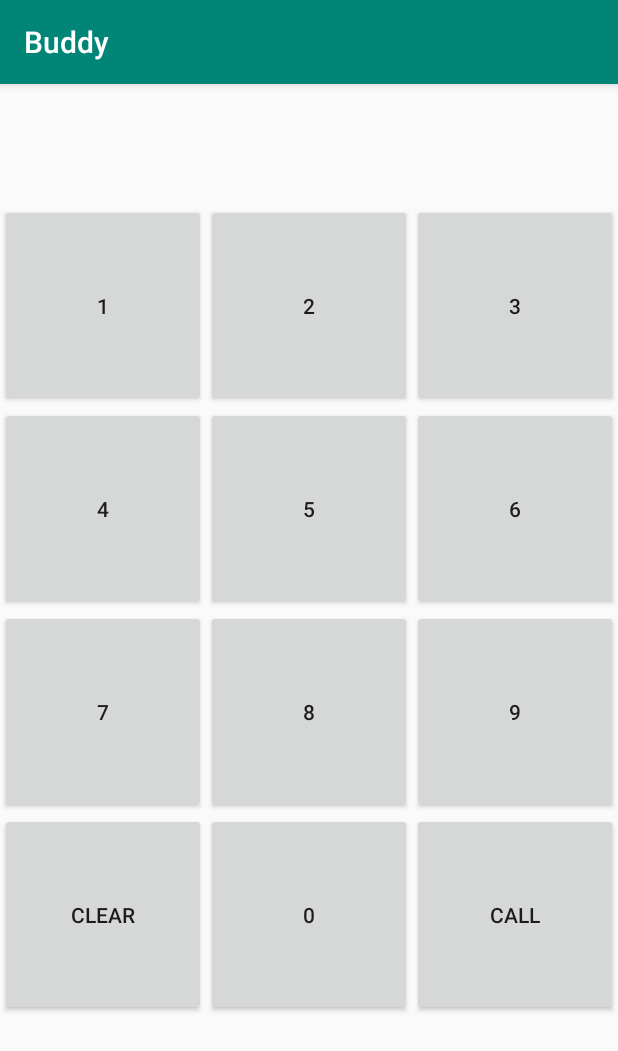
After one commit to baanh/Buddy, an Android app: the Dialer screen opened directly, with no data from a screen before it, on a phone screen of 412 x 824 dp. The commit adds this screen. Shown: the top 1051 px of the screen. Run offline under Robolectric (Android 15) with nearby library versions, the phone set to English and light mode, and no system bars.

Commit message:
Get contact list & Build-in dialer (#7)
* Build up get contact function and layout.
Build up simple dialer function and layout.

* Adjust according to comment.

* Adding people page, and people button on add new task

* Drafting view by day page

```diff
--- a/app/build.gradle
+++ b/app/build.gradle
@@ -39,4 +39,7 @@ dependencies {
     // Lifecycle components
     implementation "android.arch.lifecycle:extensions:$rootProject.archLifecycleVersion"
     annotationProcessor "android.arch.lifecycle:compiler:$rootProject.archLifecycleVersion"
+    implementation 'com.android.support:design:28.0.0'
+    implementation 'com.android.support:cardview-v7:28.0.0'
+    implementation 'com.android.support:support-v4:28.0.0'
 }
--- /dev/null
+++ b/app/src/main/java/com/buddy/util/Dialer.java
@@ -0,0 +1,174 @@
+package com.buddy.util;
+
+import android.Manifest;
+import android.content.Intent;
+import android.content.pm.PackageManager;
+import android.net.Uri;
+import android.os.Bundle;
+import android.support.v4.app.ActivityCompat;
+import android.support.v4.content.ContextCompat;
+import android.support.v7.app.AppCompatActivity;
+import android.view.View;
+import android.widget.Button;
+import android.widget.TextView;
+import android.widget.Toast;
+
+import com.buddy.main.R;
+
+public class Dialer extends AppCompatActivity {
+
+    private static final int PERMISSION_REQUEST = 1;
+
+    TextView tv_number;
+
+    Button button_dial_1, button_dial_2, button_dial_3, button_dial_4, button_dial_5, button_dial_6, button_dial_7, button_dial_8, button_dial_9, button_dial_0, button_dial_clear, button_dial_call;
+
+    String number = "";
+
+    @Override
+    protected void onCreate(Bundle savedInstanceState) {
+        super.onCreate(savedInstanceState);
+        setContentView(R.layout.service_util_dialer);
+
+
+        if (ContextCompat.checkSelfPermission(this, Manifest.permission.CALL_PHONE) != PackageManager.PERMISSION_GRANTED) {
+            if (ActivityCompat.shouldShowRequestPermissionRationale(this, Manifest.permission.CALL_PHONE)) {
+                ActivityCompat.requestPermissions(this, new String[]{Manifest.permission.CALL_PHONE}, PERMISSION_REQUEST);
+            } else {
+                ActivityCompat.requestPermissions(this, new String[]{Manifest.permission.CALL_PHONE}, PERMISSION_REQUEST);
+            }
+        }
+
+        tv_number = (TextView) findViewById(R.id.tv_number);
+
+        button_dial_1 = (Button) findViewById(R.id.button_dial_1);
+        button_dial_2 = (Button) findViewById(R.id.button_dial_2);
+        button_dial_3 = (Button) findViewById(R.id.button_dial_3);
+        button_dial_4 = (Button) findViewById(R.id.button_dial_4);
+        button_dial_5 = (Button) findViewById(R.id.button_dial_5);
+        button_dial_6 = (Button) findViewById(R.id.button_dial_6);
+        button_dial_7 = (Button) findViewById(R.id.button_dial_7);
+        button_dial_8 = (Button) findViewById(R.id.button_dial_8);
+        button_dial_9 = (Button) findViewById(R.id.button_dial_9);
+        button_dial_0 = (Button) findViewById(R.id.button_dial_0);
+        button_dial_clear = (Button) findViewById(R.id.button_dial_clear);
+        button_dial_call = (Button) findViewById(R.id.button_dial_call);
+
+        button_dial_1.setOnClickListener(new View.OnClickListener() {
+            @Override
+            public void onClick(View view) {
+                number = number + "1";
+                tv_number.setText(number);
+            }
+        });
+
+        button_dial_2.setOnClickListener(new View.OnClickListener() {
+            @Override
+            public void onClick(View view) {
+                number = number + "2";
+                tv_number.setText(number);
+            }
+        });
+
+        button_dial_3.setOnClickListener(new View.OnClickListener() {
+            @Override
+            public void onClick(View view) {
+                number = number + "3";
+                tv_number.setText(number);
+            }
+        });
+
+        button_dial_4.setOnClickListener(new View.OnClickListener() {
+            @Override
+            public void onClick(View view) {
+                number = number + "4";
+                tv_number.setText(number);
+            }
+        });
+
+        button_dial_5.setOnClickListener(new View.OnClickListener() {
+            @Override
+            public void onClick(View view) {
+                number = number + "5";
+                tv_number.setText(number);
+            }
+        });
+
+        button_dial_6.setOnClickListener(new View.OnClickListener() {
+            @Override
+            public void onClick(View view) {
+                number = number + "6";
+                tv_number.setText(number);
+            }
+        });
+
+        button_dial_7.setOnClickListener(new View.OnClickListener() {
+            @Override
+            public void onClick(View view) {
+                number = number + "7";
+                tv_number.setText(number);
+            }
+        });
+
+        button_dial_8.setOnClickListener(new View.OnClickListener() {
+            @Override
+            public void onClick(View view) {
+                number = number + "8";
+                tv_number.setText(number);
+            }
+        });
+
+        button_dial_9.setOnClickListener(new View.OnClickListener() {
+            @Override
+            public void onClick(View view) {
+                number = number + "9";
+                tv_number.setText(number);
+            }
+        });
+
+        button_dial_0.setOnClickListener(new View.OnClickListener() {
+            @Override
+            public void onClick(View view) {
+                number = number + "0";
+                tv_number.setText(number);
+            }
+        });
+
+        button_dial_clear.setOnClickListener(new View.OnClickListener() {
+            @Override
+            public void onClick(View view) {
+                number = "";
+                tv_number.setText(number);
+            }
+        });
+
+        button_dial_call.setOnClickListener(new View.OnClickListener() {
+            @Override
+            public void onClick(View view) {
+                Intent intent = new Intent(Intent.ACTION_CALL);
+                intent.setData(Uri.parse("tel:" + number));
+                startActivity(intent);
+            }
+        });
+
+
+    }
+
+
+
+    public void onRequestPermissionResult(int requestCode, String[] permissions, int[] grantResults) {
+        switch (requestCode) {
+            case PERMISSION_REQUEST: {
+                if(grantResults.length > 0 && grantResults[0] == PackageManager.PERMISSION_GRANTED){
+                    if(ContextCompat.checkSelfPermission(this, Manifest.permission.CALL_PHONE) == PackageManager.PERMISSION_GRANTED) {
+                        Toast.makeText(Dialer.this, "Permission granted", Toast.LENGTH_SHORT).show();
+                    }
+                } else {
+                    Toast.makeText(Dialer.this, "No permission granted", Toast.LENGTH_SHORT).show();
+                    finish();
+                }
+            }
+        }
+    }
+
+}
--- /dev/null
+++ b/app/src/main/res/layout/service_util_dialer.xml
@@ -0,0 +1,132 @@
+<?xml version="1.0" encoding="utf-8"?>
+<LinearLayout xmlns:android="http://schemas.android.com/apk/res/android"
+    xmlns:tools="http://schemas.android.com/tools"
+    android:layout_width="match_parent"
+    android:layout_height="match_parent"
+    android:orientation="vertical"
+    android:weightSum="4">
+
+    <TextView
+        android:id="@+id/tv_number"
+        android:layout_width="wrap_content"
+        android:layout_height="60dp"
+        android:layout_marginBottom="20dp"
+        android:textSize="32dp" />
+
+    <LinearLayout
+        android:layout_width="match_parent"
+        android:layout_height="135dp"
+        android:orientation="horizontal"
+        android:weightSum="3">
+
+        <Button
+            android:id="@+id/button_dial_1"
+            android:layout_width="match_parent"
+            android:layout_height="match_parent"
+            android:layout_weight="1"
+            android:text="1" />
+
+        <Button
+            android:id="@+id/button_dial_2"
+            android:layout_width="match_parent"
+            android:layout_height="match_parent"
+            android:layout_weight="1"
+            android:text="2" />
+
+        <Button
+            android:id="@+id/button_dial_3"
+            android:layout_width="match_parent"
+            android:layout_height="match_parent"
+            android:layout_weight="1"
+            android:text="3" />
+
+    </LinearLayout>
+
+    <LinearLayout
+        android:layout_width="match_parent"
+        android:layout_height="135dp"
+        android:orientation="horizontal"
+        android:weightSum="3">
+
+        <Button
+            android:id="@+id/button_dial_4"
+            android:layout_width="match_parent"
+            android:layout_height="match_parent"
+            android:layout_weight="1"
+            android:text="4" />
+
+        <Button
+            android:id="@+id/button_dial_5"
+            android:layout_width="match_parent"
+            android:layout_height="match_parent"
+            android:layout_weight="1"
+            android:text="5" />
+
+        <Button
+            android:id="@+id/button_dial_6"
+            android:layout_width="match_parent"
+            android:layout_height="match_parent"
+            android:layout_weight="1"
+            android:text="6" />
+
+    </LinearLayout>
+
+    <LinearLayout
+        android:layout_width="match_parent"
+        android:layout_height="135dp"
+        android:orientation="horizontal"
+        android:weightSum="3">
+
+        <Button
+            android:id="@+id/button_dial_7"
+            android:layout_width="match_parent"
+            android:layout_height="match_parent"
+            android:layout_weight="1"
+            android:text="7" />
+
+        <Button
+            android:id="@+id/button_dial_8"
+            android:layout_width="match_parent"
+            android:layout_height="match_parent"
+            android:layout_weight="1"
+            android:text="8" />
+
+        <Button
+            android:id="@+id/button_dial_9"
+            android:layout_width="match_parent"
+            android:layout_height="match_parent"
+            android:layout_weight="1"
+            android:text="9" />
+
+    </LinearLayout>
+
+    <LinearLayout
+        android:layout_width="match_parent"
+        android:layout_height="135dp"
+        android:orientation="horizontal"
+        android:weightSum="3">
+
+        <Button
+            android:id="@+id/button_dial_clear"
+            android:layout_width="match_parent"
+            android:layout_height="match_parent"
+            android:layout_weight="1"
+            android:text="Clear" />
+
+        <Button
+            android:id="@+id/button_dial_0"
+            android:layout_width="match_parent"
+            android:layout_height="match_parent"
+            android:layout_weight="1"
+            android:text="0" />
+
+        <Button
+            android:id="@+id/button_dial_call"
+            android:layout_width="match_parent"
+            android:layout_height="match_parent"
+            android:layout_weight="1"
+            android:text="Call" />
+
+    </LinearLayout>
+
+</LinearLayout>
--- /dev/null
+++ b/app/src/main/res/layout/service_util_sendsms.xml
@@ -0,0 +1,6 @@
+<?xml version="1.0" encoding="utf-8"?>
+<android.support.constraint.ConstraintLayout
+    xmlns:android="http://schemas.android.com/apk/res/android" android:layout_width="match_parent"
+    android:layout_height="match_parent">
+
+</android.support.constraint.ConstraintLayout>
```
Also changed, not shown: app/src/main/AndroidManifest.xml (+6 -1 lines), app/src/main/java/com/buddy/util/Contact.java (added, +40 -0 lines), app/src/main/res/layout/activity_new_edit_task.xml (+11 -0 lines), app/src/main/res/layout/activity_related_people_list.xml (added, +46 -0 lines), app/src/main/res/layout/activity_view_by_day.xml (added, +80 -0 lines), app/src/main/res/layout/service_util_getcontact.xml (added, +39 -0 lines), 1 other file.
